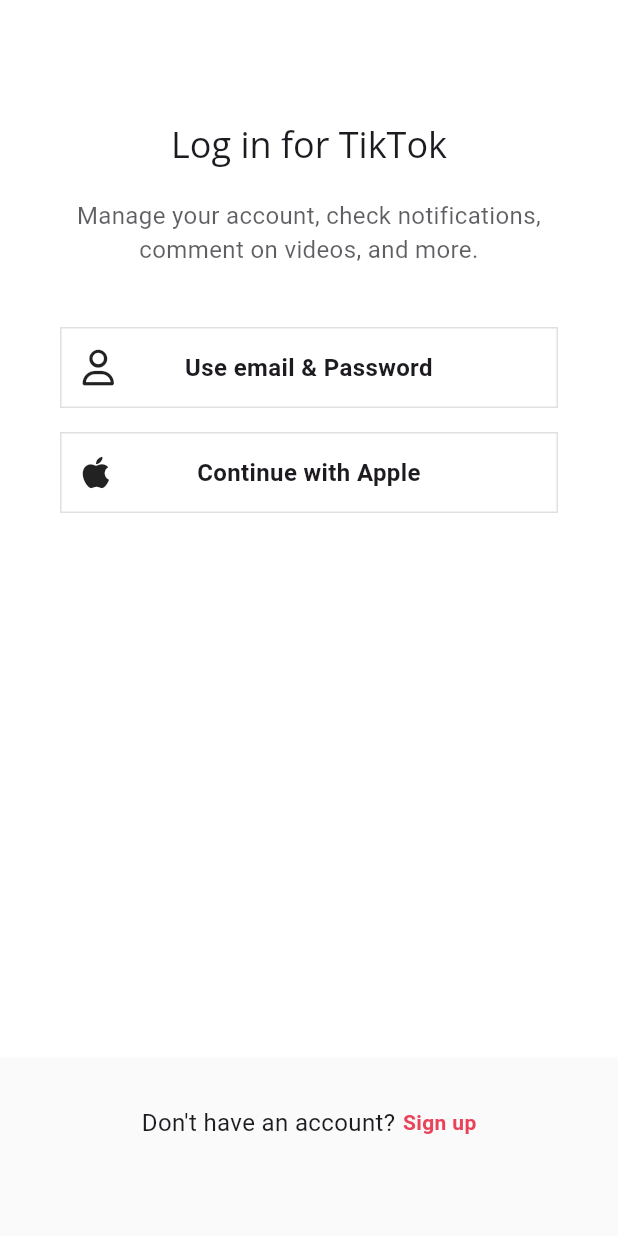
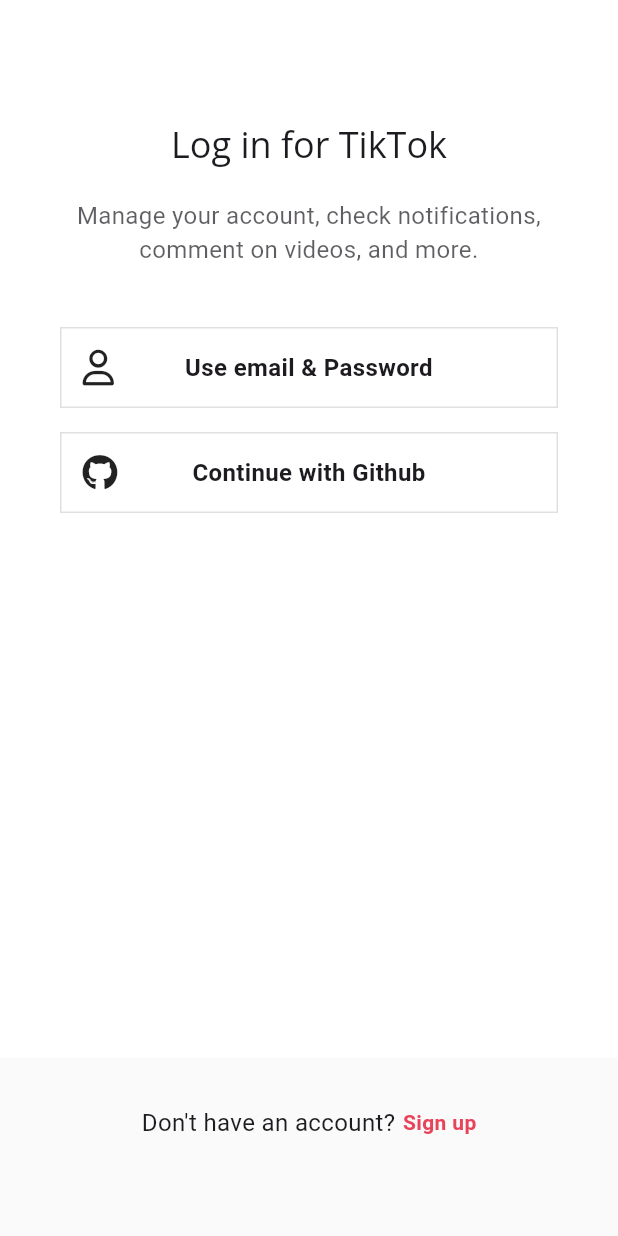
Before and after one commit to ssaulabihoon/tiktok-clone_coding, a Flutter app: the screen it shows after launch, after a tap on "Log in", on a phone screen of 412 x 824 dp. Run offline on Flutter 3.47's test engine with Material 2 defaults, Android fonts, the phone set to English and light mode, and no system bars; our stand-ins replace camera, firebase_auth, firebase_core, flutter_riverpod, font_awesome_flutter, gallery_saver and 7 more; accounts and stored records are empty; network calls fail.

```diff
--- a/lib/features/authentication/login_screen.dart
+++ b/lib/features/authentication/login_screen.dart
@@ -1,13 +1,15 @@
 import 'package:flutter/material.dart';
+import 'package:flutter_riverpod/flutter_riverpod.dart';
 import 'package:font_awesome_flutter/font_awesome_flutter.dart';
 import 'package:go_router/go_router.dart';
 import 'package:tiktok_clone/constants/gaps.dart';
 import 'package:tiktok_clone/constants/sizes.dart';
 import 'package:tiktok_clone/features/authentication/login_form_screen.dart';
+import 'package:tiktok_clone/features/authentication/view_models/social_auth_vm.dart';
 import 'package:tiktok_clone/features/authentication/widgets/auth_button.dart';
 import 'package:tiktok_clone/utils.dart';
 
-class LoginScreen extends StatelessWidget {
+class LoginScreen extends ConsumerWidget {
   static const String routeURL = "/login";
   static const String routeName = "login";
   const LoginScreen({super.key});
@@ -25,7 +27,7 @@ class LoginScreen extends StatelessWidget {
   }
 
   @override
-  Widget build(BuildContext context) {
+  Widget build(BuildContext context, WidgetRef ref) {
     return Scaffold(
       body: SafeArea(
         child: Padding(
@@ -57,9 +59,13 @@ class LoginScreen extends StatelessWidget {
                 ),
               ),
               Gaps.v16,
-              const AuthButton(
-                icon: FaIcon(FontAwesomeIcons.apple),
-                text: "Continue with Apple",
+              GestureDetector(
+                onTap: () =>
+                    ref.read(socialAuthProvider.notifier).githubSignIn(context),
+                child: const AuthButton(
+                  icon: FaIcon(FontAwesomeIcons.github),
+                  text: "Continue with Github",
+                ),
               ),
             ],
           ),
--- a/lib/features/authentication/repos/authentication_repo.dart
+++ b/lib/features/authentication/repos/authentication_repo.dart
@@ -26,6 +26,10 @@ class AuthenticationRepository {
       password: password,
     );
   }
+
+  Future<void> githubSignIn() async {
+    await _firebaseAuth.signInWithProvider(GithubAuthProvider());
+  }
 }
 
 final authRepo = Provider((ref) => AuthenticationRepository());
--- a/lib/features/authentication/sign_up_screen.dart
+++ b/lib/features/authentication/sign_up_screen.dart
@@ -1,4 +1,5 @@
 import 'package:flutter/material.dart';
+import 'package:flutter_riverpod/flutter_riverpod.dart';
 import 'package:font_awesome_flutter/font_awesome_flutter.dart';
 import 'package:go_router/go_router.dart';
 import 'package:tiktok_clone/constants/gaps.dart';
@@ -6,10 +7,11 @@ import 'package:tiktok_clone/constants/sizes.dart';
 import 'package:tiktok_clone/features/authentication/email_screen.dart';
 import 'package:tiktok_clone/features/authentication/login_screen.dart';
 import 'package:tiktok_clone/features/authentication/username_screen.dart';
+import 'package:tiktok_clone/features/authentication/view_models/social_auth_vm.dart';
 import 'package:tiktok_clone/features/authentication/widgets/auth_button.dart';
 import 'package:tiktok_clone/utils.dart';
 
-class SignUpScreen extends StatelessWidget {
+class SignUpScreen extends ConsumerWidget {
   static const routeURL = "/";
   static const routeName = "singUp";
   const SignUpScreen({super.key});
@@ -28,7 +30,7 @@ class SignUpScreen extends StatelessWidget {
   }
 
   @override
-  Widget build(BuildContext context) {
+  Widget build(BuildContext context, WidgetRef ref) {
     return OrientationBuilder(
       builder: (context, orientation) {
         // if (orientation == Orientation.landscape) {
@@ -72,9 +74,14 @@ class SignUpScreen extends StatelessWidget {
                       ),
                     ),
                     Gaps.v16,
-                    const AuthButton(
-                      icon: FaIcon(FontAwesomeIcons.apple),
-                      text: "Continue with Apple",
+                    GestureDetector(
+                      onTap: () => ref
+                          .read(socialAuthProvider.notifier)
+                          .githubSignIn(context),
+                      child: const AuthButton(
+                        icon: FaIcon(FontAwesomeIcons.github),
+                        text: "Continue with Github",
+                      ),
                     ),
                   ],
                   if (orientation == Orientation.landscape)
```
Also changed, not shown: lib/features/authentication/view_models/social_auth_vm.dart (added, +31 -0 lines).
